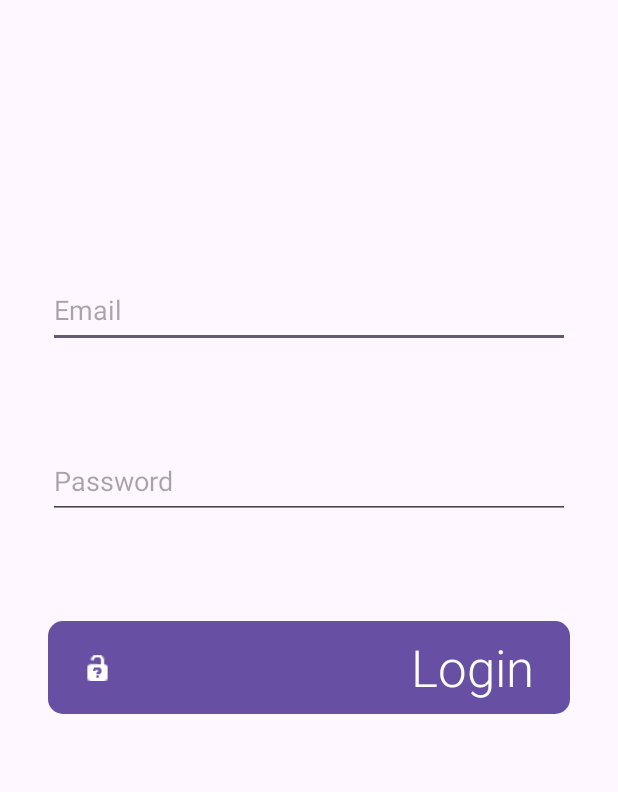
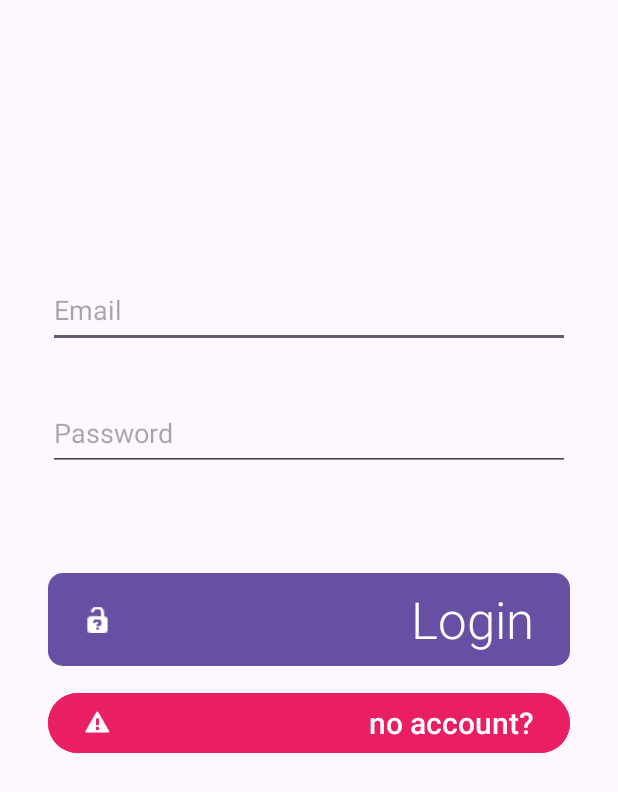
Before and after one commit to Moonshine6475/HackTheHill-Self-Improvement-App, an Android app: the Login screen opened directly, with no data from a screen before it, on a phone screen of 412 x 824 dp. Shown: the top 792 px of the screen. Run offline under Robolectric (Android 15) with nearby library versions, the phone set to English and light mode, and no system bars.

Commit message:
added register button to login

```diff
--- a/app/src/main/res/layout/activity_login.xml
+++ b/app/src/main/res/layout/activity_login.xml
@@ -30,21 +30,37 @@
             android:id="@+id/editTextTextPassword"
             android:layout_width="match_parent"
             android:layout_height="50dp"
-            android:layout_margin="32dp"
+            android:layout_marginHorizontal="32dp"
+            android:layout_marginBottom="64dp"
             android:ems="10"
             android:hint="Password"
             android:inputType="textPassword" />
 
         <Button
-            android:id="@+id/button"
+            android:id="@+id/loginButton"
             android:layout_width="match_parent"
             android:layout_height="70dp"
-            android:layout_margin="32dp"
+            android:layout_marginHorizontal="32dp"
             android:fontFamily="sans-serif-light"
             android:text="Login"
             android:textAlignment="textEnd"
             android:textAppearance="@style/TextAppearance.AppCompat.Display1"
             app:cornerRadius="10dp"
             app:icon="@android:drawable/ic_partial_secure" />
+
+        <Button
+            android:id="@+id/noAccount"
+            android:layout_width="match_parent"
+            android:layout_height="wrap_content"
+            android:layout_marginHorizontal="32dp"
+            android:layout_marginTop="10dp"
+            android:backgroundTint="#E91E63"
+            android:fontFamily="sans-serif-medium"
+            android:text="no account?"
+            android:textAlignment="textEnd"
+            android:textAppearance="@style/TextAppearance.AppCompat.Body1"
+            android:textSize="20dp"
+            app:icon="@android:drawable/stat_sys_warning" />
+
     </LinearLayout>
 </androidx.constraintlayout.widget.ConstraintLayout>
```
